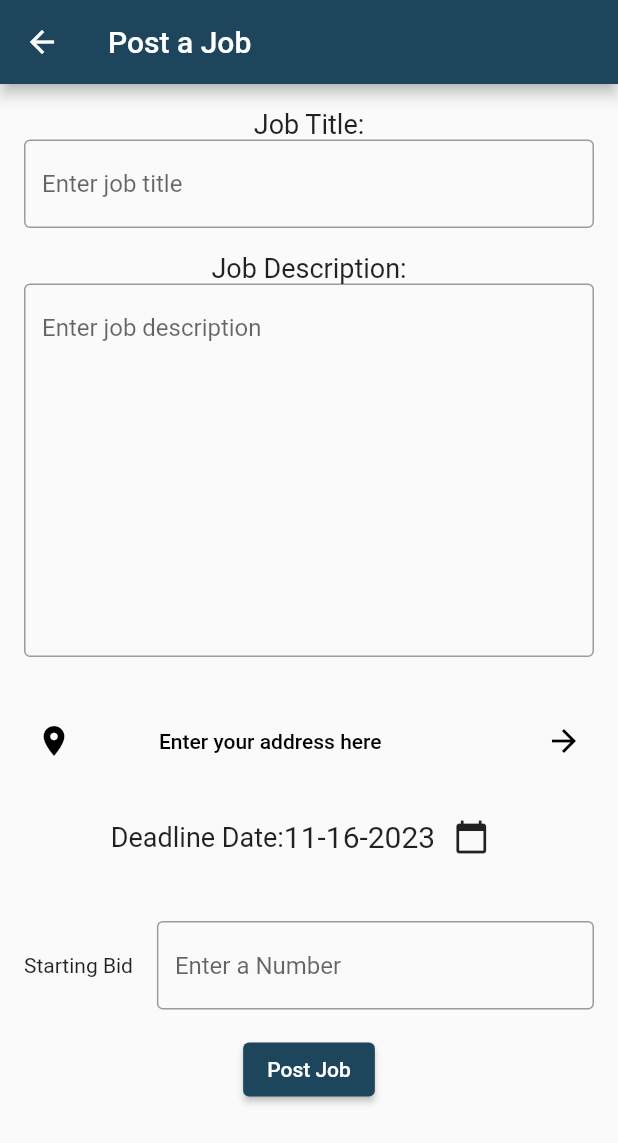
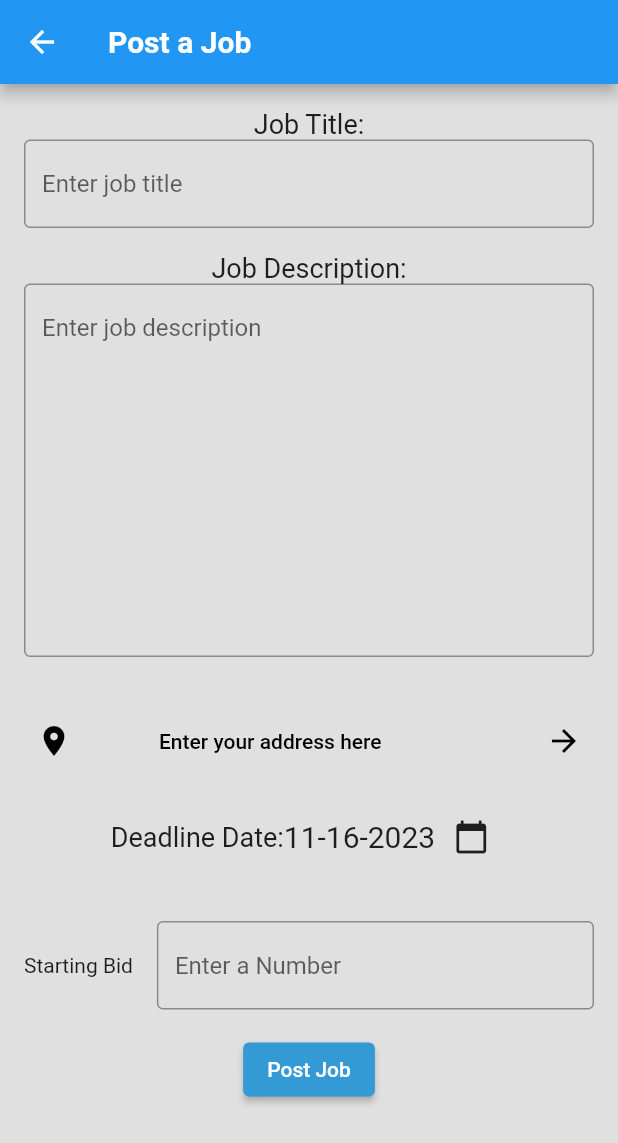
Before and after one commit to AntoineSfeir/OddjobApp, a Flutter app: the PostJobPage screen opened directly, on a phone screen of 412 x 824 dp. Shown: the top 1143 px of the screen. Run offline on Flutter 3.47's test engine with Material 2 defaults, Android fonts, the phone set to English and light mode, and no system bars; drawn by our look-alikes of sliding_up_panel; our stand-ins replace cloud_firestore, firebase_auth, firebase_core, firebase_storage, geocoding, geolocator and 3 more; missing offline and left inert: flutter_map_math; accounts and stored records are empty; network calls fail.

Commit message:
Fixed front-end code

```diff
--- a/odd_job_app/lib/pages/login_page.dart
+++ b/odd_job_app/lib/pages/login_page.dart
@@ -80,7 +80,7 @@ class _LoginPageState extends State<LoginPage> {
                       borderRadius: BorderRadius.circular(12),
                     ),
                     focusedBorder: OutlineInputBorder(
-                      borderSide: const BorderSide(color: Colors.deepPurple),
+                      borderSide: const BorderSide(color: Colors.indigoAccent),
                       borderRadius: BorderRadius.circular(12),
                     ),
                     hintText: 'Email',
@@ -104,7 +104,7 @@ class _LoginPageState extends State<LoginPage> {
                       borderRadius: BorderRadius.circular(12),
                     ),
                     focusedBorder: OutlineInputBorder(
-                      borderSide: const BorderSide(color: Colors.deepPurple),
+                      borderSide: const BorderSide(color: Colors.indigoAccent),
                       borderRadius: BorderRadius.circular(12),
                     ),
                     hintText: 'Password',
--- a/odd_job_app/lib/pages/post_job_page.dart
+++ b/odd_job_app/lib/pages/post_job_page.dart
@@ -1,8 +1,8 @@
 import "package:flutter/material.dart";
+import 'package:odd_job_app/pages/address.dart';
 import 'package:cloud_firestore/cloud_firestore.dart';
+import 'package:sliding_up_panel/sliding_up_panel.dart';
 import 'package:google_maps_flutter/google_maps_flutter.dart';
-import 'package:odd_job_app/pages/address.dart';
-import 'package:sliding_up_panel/sliding_up_panel.dart';
 
 class PostJobPage extends StatefulWidget {
   const PostJobPage({super.key});
@@ -137,10 +137,14 @@ class _PostJobPageState extends State<PostJobPage> {
   @override
   Widget build(BuildContext context) {
     return Scaffold(
-      appBar: AppBar(
-        title: const Text('Post a Job'),
-        backgroundColor: const Color(0xFF1D465D), // Set your desired color here
-      ),
+      backgroundColor: Colors.grey[300],
+     appBar: AppBar(
+              title: const Text('Post a Job',
+                  style: TextStyle(
+                      color: Colors.white,
+                      fontSize: 20,
+                      fontWeight: FontWeight.bold)),
+            ),
       body: SlidingUpPanel(
         backdropEnabled: true,
         defaultPanelState: PanelState.CLOSED,
@@ -212,7 +216,7 @@ class _PostJobPageState extends State<PostJobPage> {
                             child: Row(
                               mainAxisAlignment: MainAxisAlignment.spaceBetween,
                               children: [
-                                Icon(
+                                const Icon(
                                   Icons
                                       .location_on, // Use the appropriate address icon
                                   color: Colors.black,
@@ -227,7 +231,7 @@ class _PostJobPageState extends State<PostJobPage> {
                                     ),
                                   ),
                                 ),
-                                Icon(
+                                const Icon(
                                   Icons
                                       .arrow_forward, // Use the appropriate arrow icon
                                   color: Colors.black,
@@ -265,7 +269,7 @@ class _PostJobPageState extends State<PostJobPage> {
                                     ),
                                   ],
                                 ),
-                                SizedBox(height: 16),
+                                const SizedBox(height: 16),
                               ],
                             ),
                           ),
@@ -293,7 +297,7 @@ class _PostJobPageState extends State<PostJobPage> {
                             onPressed: postJob,
                             style: ButtonStyle(
                               backgroundColor: MaterialStateProperty.all<Color>(
-                                  const Color(0xFF1D465D)),
+                                  Color.fromARGB(255, 51, 154, 214)),
                             ),
                             child: const Text('Post Job'),
                           )
```
Also changed, not shown: odd_job_app/lib/pages/chat_page.dart (+9 -8 lines), odd_job_app/lib/pages/home_page.dart (+10 -15 lines), odd_job_app/lib/pages/messages_page.dart (+37 -36 lines), odd_job_app/lib/pages/profile_page.dart (+20 -22 lines), odd_job_app/lib/pages/search_page.dart (+27 -22 lines).
